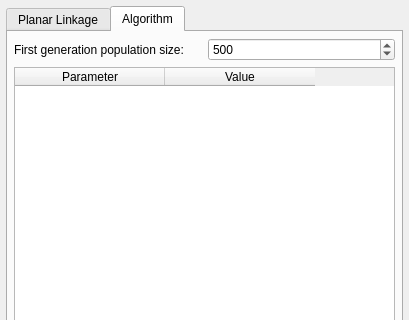
Before: the Qt Designer form core/panel/DimensionalSynthesis/Path_Solving_options.ui in KmolYuan/Pyslvs-UI, drawn with Qt 5; both pictures show x 0 to 409 and y 0 to 320 of the 409 by 492 pixel window.
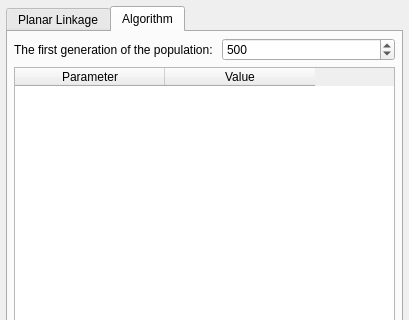
After: the same form once the commit is applied. The open tabs and pages were chosen to show the change. Icons and pictures are not drawn.

Commit message: Add Python version badge.

```diff
--- a/core/panel/DimensionalSynthesis/Path_Solving_options.ui
+++ b/core/panel/DimensionalSynthesis/Path_Solving_options.ui
@@ -161,7 +161,7 @@
          <item>
           <widget class="QLabel" name="label">
            <property name="text">
-            <string>First generation population size: </string>
+            <string>The first generation of the population: </string>
            </property>
           </widget>
          </item>
```
The commit also changes 2 other files.
